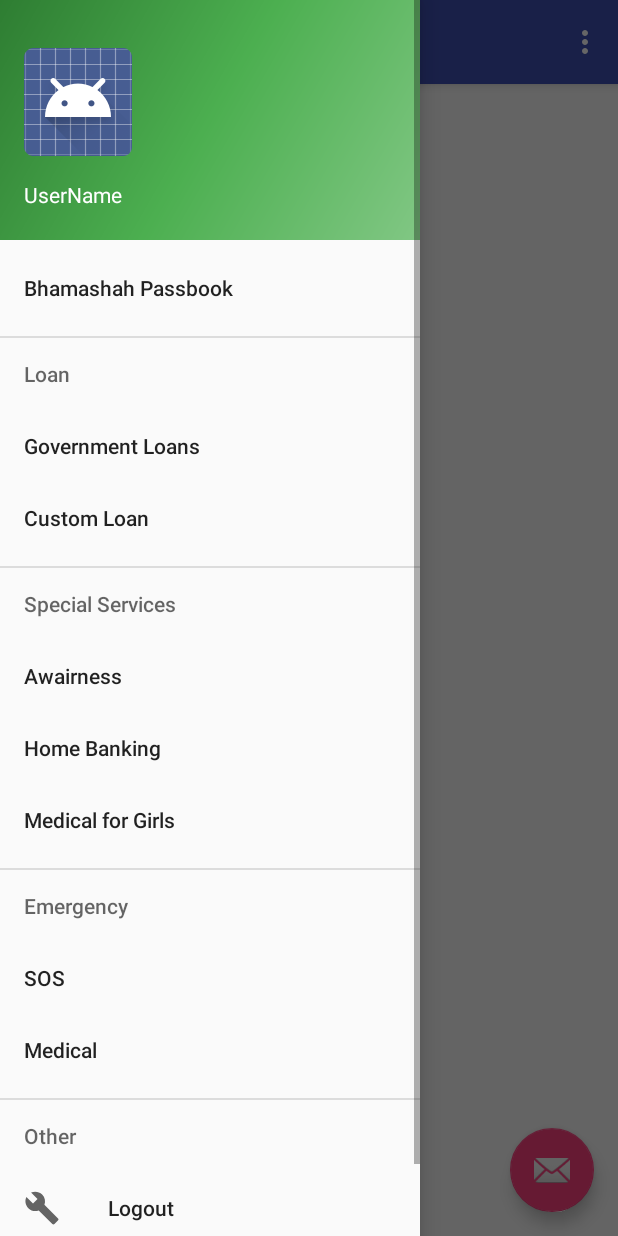
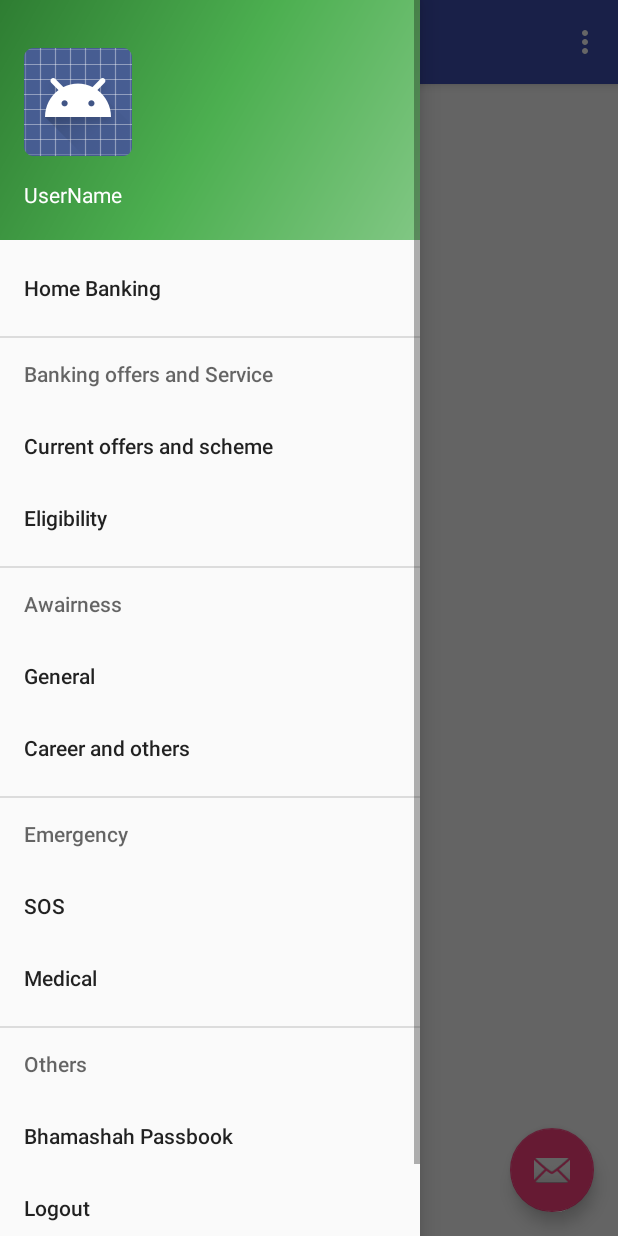
Before and after one commit to CsHimanshu/Bhamashan, an Android app: the screen it shows after launch (MainActivity), with the side drawer open, on a phone screen of 412 x 824 dp. Run offline under Robolectric (Android 15) with nearby library versions, the phone set to English and light mode, and no system bars.

Commit message:
Navigation changes done

```diff
--- a/app/src/main/java/com/hackathon/bhamashah/MainActivity.java
+++ b/app/src/main/java/com/hackathon/bhamashah/MainActivity.java
@@ -97,19 +97,19 @@
         if (id == R.id.nav_bhamashahPassbook) {
             AppUtils.addFragment(this,new BhamashahPassbookFragment());
 
-        } else if (id == R.id.nav_loan_governmentLoan) {
+        } else if (id == R.id.nav_bs_offers) {
             AppUtils.addFragment(this,new GovernmentLoanFragment());
 
-        } else if (id == R.id.nav_loan_customLoan) {
+        } else if (id == R.id.nav_bs_eligibility) {
             AppUtils.addFragment(this,new CustomLoanFragment());
 
-        } else if (id == R.id.nav_ss_awiarness) {
+        } else if (id == R.id.nav_ss_awiarness_general) {
             AppUtils.addFragment(this,new AwairnessFragment());
 
         }  else if (id == R.id.nav_ss_homeBanking) {
             AppUtils.addFragment(this,new HomeBankingFragment());
 
-        } else if (id == R.id.nav_ss_medical) {
+        } else if (id == R.id.nav_ss_career) {
             AppUtils.addFragment(this,new SpecialMedicalServicesFragment());
         } else if (id == R.id.nav_emergency_sos) {
             //call 100
--- a/app/src/main/res/menu/activity_main_drawer.xml
+++ b/app/src/main/res/menu/activity_main_drawer.xml
@@ -3,36 +3,34 @@
 
     <group android:checkableBehavior="single">
         <item
-            android:id="@+id/nav_bhamashahPassbook"
-            android:title="@string/bhamashah_passbook" />
+            android:id="@+id/nav_ss_homeBanking"
+            android:title="@string/home_banking" />
     </group>
 
 
-        <item android:title="@string/loan">
+        <item android:title="@string/banking_offers_and_service">
             <menu>
                 <group android:checkableBehavior="single">
                     <item
-                        android:id="@+id/nav_loan_governmentLoan"
-                        android:title="@string/government_loans" />
+                        android:id="@+id/nav_bs_offers"
+                        android:title="@string/current_offers_and_scheme" />
                     <item
-                        android:id="@+id/nav_loan_customLoan"
-                        android:title="@string/custom_loan" />
+                        android:id="@+id/nav_bs_eligibility"
+                        android:title="@string/eligibility" />
                 </group>
             </menu>
         </item>
 
-        <item android:title="@string/special_services">
+        <item android:title="@string/awairness">
             <menu>
                 <group android:checkableBehavior="single">
                     <item
-                        android:id="@+id/nav_ss_awiarness"
-                        android:title="@string/awairness" />
+                        android:id="@+id/nav_ss_awiarness_general"
+                        android:title="@string/general" />
+
                     <item
-                        android:id="@+id/nav_ss_homeBanking"
-                        android:title="@string/home_banking" />
-                    <item
-                        android:id="@+id/nav_ss_medical"
-                        android:title="@string/medical_for_girls" />
+                        android:id="@+id/nav_ss_career"
+                        android:title="@string/career_and_others" />
                 </group>
             </menu>
         </item>
@@ -52,15 +50,17 @@
 
 
     <item android:title="@string/other">
+
         <menu>
             <group android:checkableBehavior="single">
                 <item
+                    android:id="@+id/nav_bhamashahPassbook"
+                    android:title="@string/bhamashah_passbook" />
+                <item
                     android:id="@+id/nav_logout"
-                    android:icon="@drawable/ic_menu_manage"
                     android:title="@string/logout" />
             <item
                 android:id="@+id/nav_share"
-                android:icon="@drawable/ic_menu_share"
                 android:title="@string/share" />
             </group>
         </menu>
--- a/app/src/main/res/values/strings.xml
+++ b/app/src/main/res/values/strings.xml
@@ -16,10 +16,15 @@
     <string name="emergency">Emergency</string>
     <string name="special_services">Special Services</string>
     <string name="loan">Loan</string>
-    <string name="other">Other</string>
+    <string name="other">Others</string>
     <string name="logout">Logout</string>
     <string name="share">Share</string>
 
     <!-- TODO: Remove or change this placeholder text -->
     <string name="hello_blank_fragment">Hello blank fragment</string>
+    <string name="banking_offers_and_service">Banking offers and Service</string>
+    <string name="current_offers_and_scheme">Current offers and scheme</string>
+    <string name="eligibility">Eligibility</string>
+    <string name="career_and_others">Career and others</string>
+    <string name="general">General</string>
 </resources>
```
